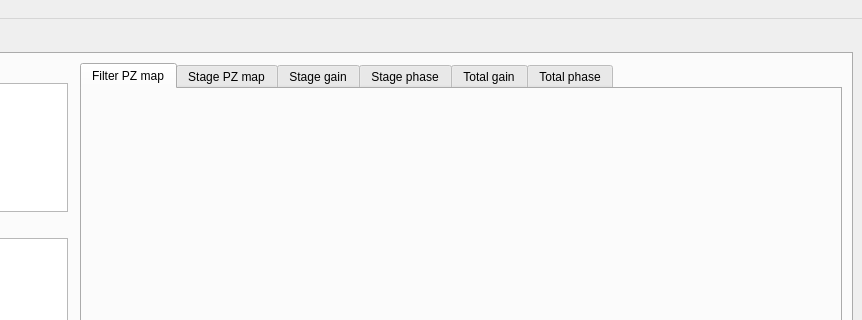
juan-sb/filtertool-tc22, file designer/mainwindow.ui: the form before one commit; both pictures show x 214 to 1076 and y 0 to 320 of the 1076 by 647 pixel window.
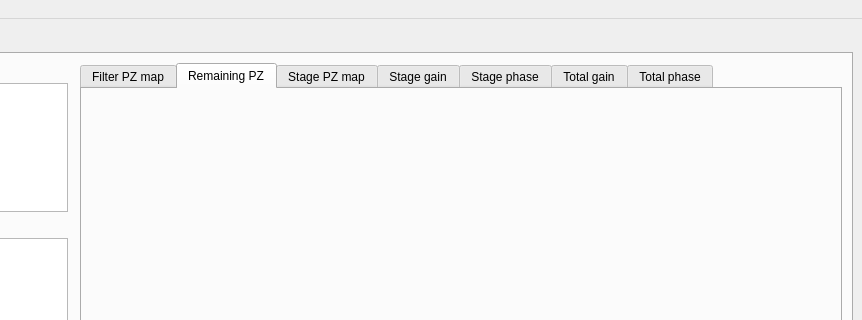
The form after the commit. Custom widgets are drawn as their Qt base class.

What changed in the file:
```diff
--- a/designer/mainwindow.ui
+++ b/designer/mainwindow.ui
@@ -2119,7 +2119,7 @@
         <item row="0" column="1">
          <widget class="QTabWidget" name="tabWidget_3">
           <property name="currentIndex">
-           <number>0</number>
+           <number>1</number>
           </property>
           <widget class="QWidget" name="tab_19">
            <attribute name="title">
@@ -2131,6 +2131,16 @@
             </item>
            </layout>
           </widget>
+          <widget class="QWidget" name="tab_22">
+           <attribute name="title">
+            <string>Remaining PZ</string>
+           </attribute>
+           <layout class="QGridLayout" name="gridLayout_34">
+            <item row="0" column="0">
+             <widget class="MplWidget" name="splot_pz_rem" native="true"/>
+            </item>
+           </layout>
+          </widget>
           <widget class="QWidget" name="tab_15">
            <attribute name="title">
             <string>Stage PZ map</string>
```
